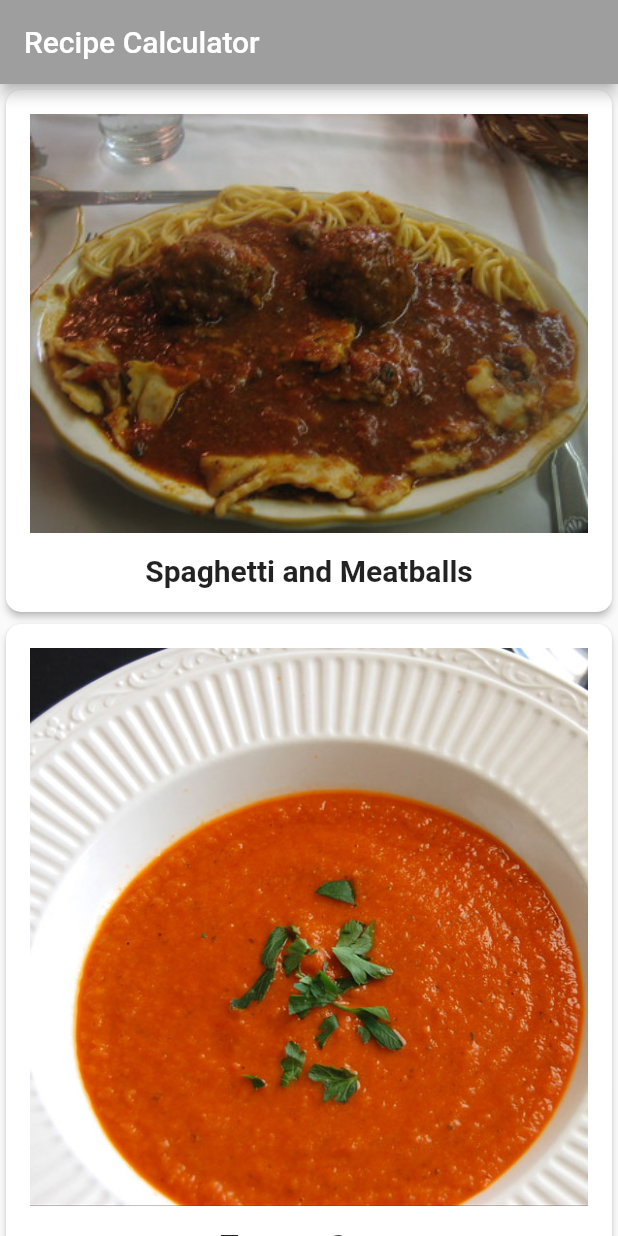
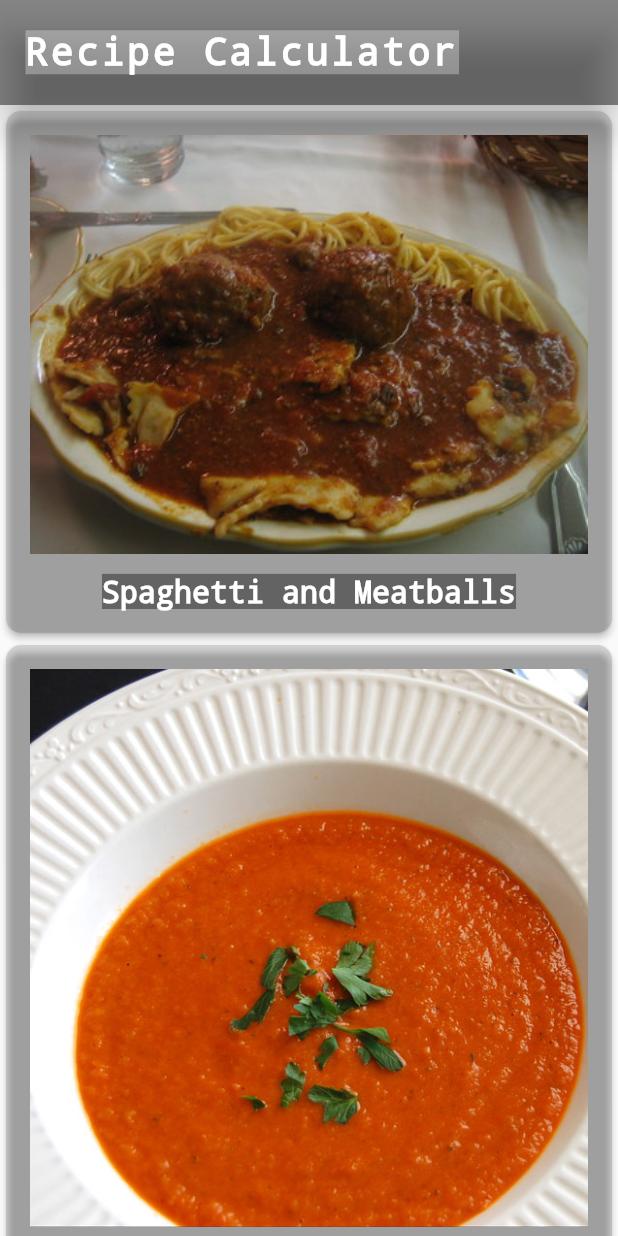
Before and after one commit to apumaparna/recipes, a Flutter app: the screen it shows after launch, on a phone screen of 412 x 824 dp. Run offline on Flutter 3.47's test engine with Material 2 defaults, Android fonts, the phone set to English and light mode, and no system bars; Roboto replaces fonts that are missing (Palatino).

Commit message:
formatting

```diff
--- a/lib/main.dart
+++ b/lib/main.dart
@@ -16,10 +16,8 @@ class RecipeApp extends StatelessWidget {
     return MaterialApp(
       title: 'Recipe Calculator',
       theme: theme.copyWith(
-          colorScheme: theme.colorScheme.copyWith(
-        primary: Colors.grey,
-        secondary: Colors.black,
-      )),
+          colorScheme: theme.colorScheme
+              .copyWith(primary: Colors.black45, secondary: Colors.deepPurple)),
       home: const MyHomePage(title: 'Recipe Calculator'),
     );
   }
@@ -38,7 +36,21 @@ class _MyHomePageState extends State<MyHomePage> {
   @override
   Widget build(BuildContext context) {
     return Scaffold(
-      appBar: AppBar(title: Text(widget.title)),
+      //backgroundColor: Colors.grey,
+      appBar: AppBar(
+        title: Text(
+          widget.title,
+          style: const TextStyle(
+            backgroundColor: Colors.white30,
+            fontFamily: 'Courier New',
+            fontWeight: FontWeight.w900,
+            letterSpacing: 2.0,
+            fontSize: 25.0,
+          ),
+        ),
+        toolbarHeight: 70.0,
+        elevation: 10.0,
+      ),
       body: SafeArea(
           // Having a SafeArea prevents the app contents from
           // encroaching on operating system interfaces
@@ -56,6 +68,7 @@ class _MyHomePageState extends State<MyHomePage> {
     return Card(
         // elevation adds shadow
         elevation: 2.0,
+        color: Colors.black12,
         shape:
             RoundedRectangleBorder(borderRadius: BorderRadius.circular(10.0)),
         child: Padding(
@@ -68,9 +81,11 @@ class _MyHomePageState extends State<MyHomePage> {
             Text(
               recipe.label,
               style: const TextStyle(
+                  backgroundColor: Colors.black38,
+                  color: Colors.white,
                   fontSize: 20.0,
                   fontWeight: FontWeight.w700,
-                  fontFamily: 'Palatino'),
+                  fontFamily: 'Courier New'),
             ),
           ]),
         ));
```
